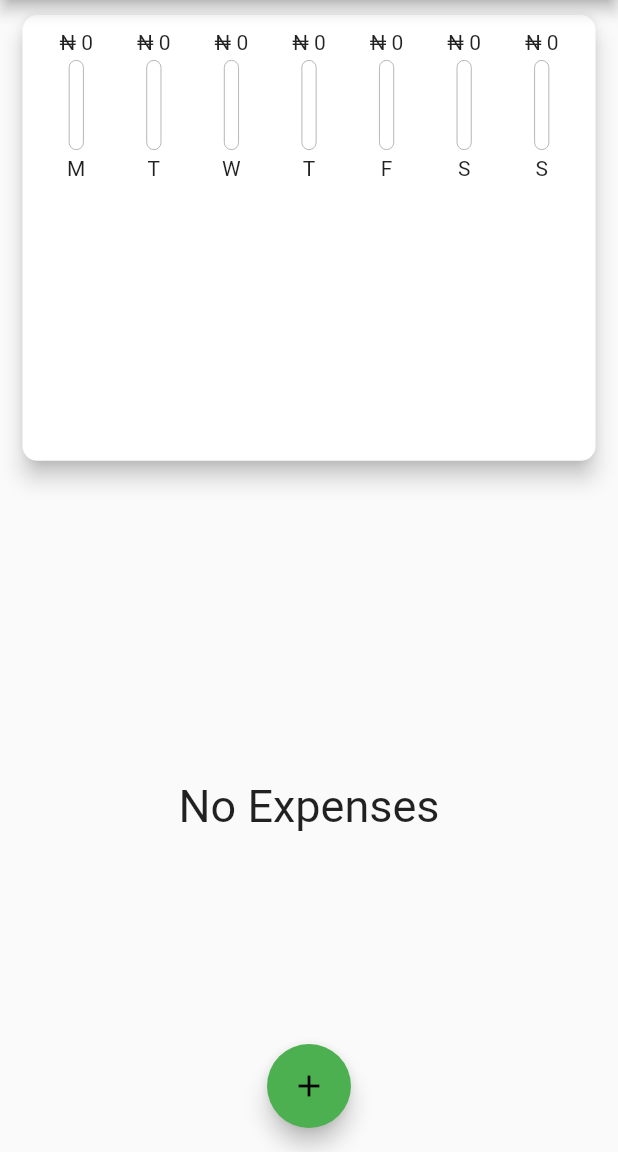
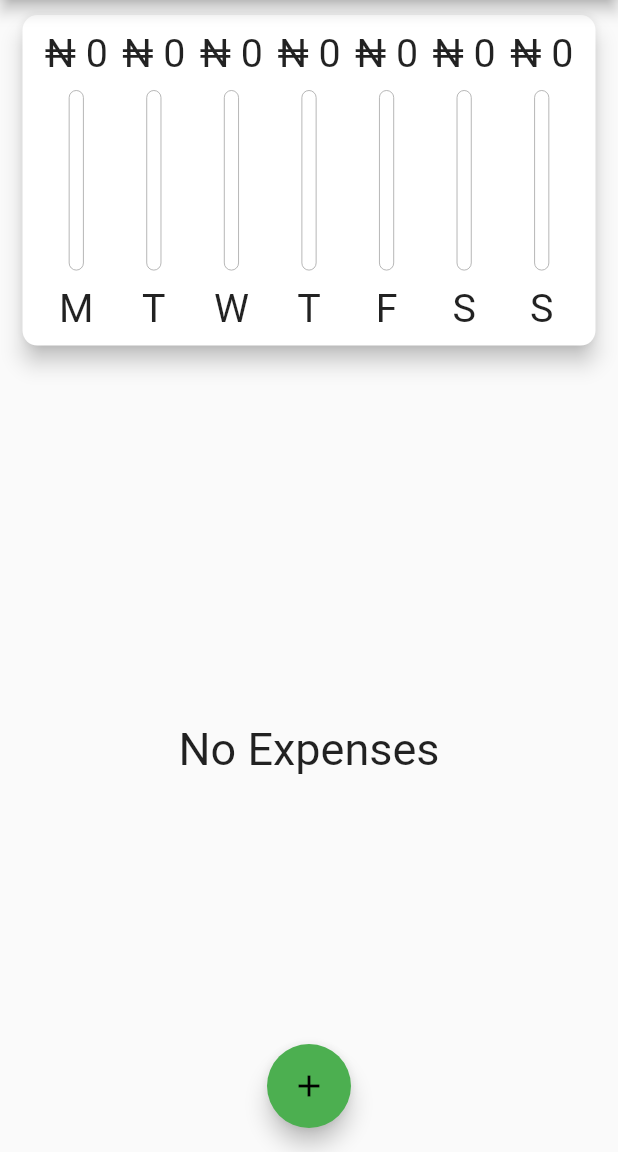
Before and after one commit to fidelmak/expense_tracker, a Flutter app: the screen it shows after launch, on a phone screen of 412 x 824 dp, the part 84-1236 px from its top. Run offline on Flutter 3.47's test engine with Material 2 defaults, Android fonts, the phone set to English and light mode, and no system bars.

Commit message:
Changes to be committed:

```diff
--- a/lib/main.dart
+++ b/lib/main.dart
@@ -130,7 +130,7 @@ class _MyHomePageState extends State<MyHomePage> {
                   height: (MediaQuery.of(context).size.height -
                           appbar.preferredSize.height -
                           MediaQuery.of(context).padding.top) *
-                      0.4,
+                      0.3,
                   child: Chart(_recentTransactions)),
               // Image.asset(
               //   'images/dia.png',
@@ -141,7 +141,7 @@ class _MyHomePageState extends State<MyHomePage> {
                   height: (MediaQuery.of(context).size.height -
                           appbar.preferredSize.height -
                           MediaQuery.of(context).padding.top) *
-                      0.6,
+                      0.7,
                   child:
                       TransactionList(_userTransaction, _deleteTransactions)),
             ]),
--- a/lib/widgets/chart_bar.dart
+++ b/lib/widgets/chart_bar.dart
@@ -1,4 +1,5 @@
 import 'package:flutter/material.dart';
+import 'package:flutter/rendering.dart';
 
 class ChartBar extends StatelessWidget {
   final String label;
@@ -9,12 +10,17 @@ class ChartBar extends StatelessWidget {
 
   @override
   Widget build(BuildContext context) {
+    return LayoutBuilder(
+      builder: (ctx, constraints) {
         return Column(
           children: <Widget>[
-        FittedBox(child: Text('\₦ ${spendingAmount.toStringAsFixed(0)}')),
-        SizedBox(height: 4),
             Container(
-          height: 60,
+                height: constraints.maxHeight * 0.15,
+                child: FittedBox(
+                    child: Text('\₦ ${spendingAmount.toStringAsFixed(0)}'))),
+            SizedBox(height: constraints.maxHeight * 0.05),
+            Container(
+              height: constraints.maxHeight * 0.6,
               width: 10,
               child: Stack(
                 children: <Widget>[
@@ -36,10 +42,14 @@ class ChartBar extends StatelessWidget {
               ),
             ),
             SizedBox(
-          height: 4,
+              height: constraints.maxHeight * 0.05,
             ),
-        Text(label),
+            Container(
+                height: constraints.maxHeight * 0.15,
+                child: FittedBox(child: Text(label))),
           ],
+        );
+      },
     );
   }
 }
```
Lines whose indentation alone changed are shown as unchanged.
